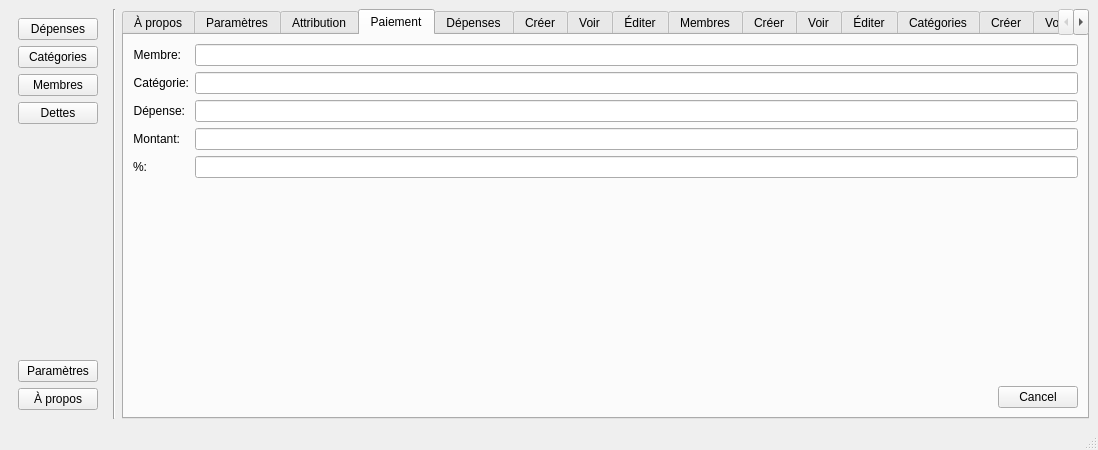
This is vues/test.ui in BinarMorker/GP2 as Qt 5 draws it before an edit. The edited form follows.
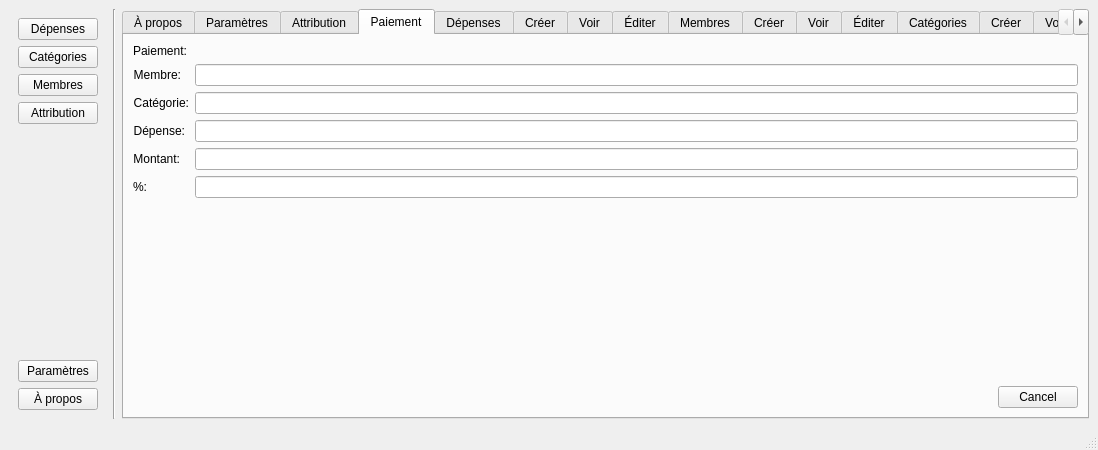
This is the edited form. The open tabs and pages were chosen to show the change. Icons and pictures are not drawn.

Commit message: Connection du bouton attribution

Diff of the .ui file:
```diff
--- a/vues/test.ui
+++ b/vues/test.ui
@@ -60,7 +60,7 @@
        <item>
         <widget class="QPushButton" name="pushButton_2">
          <property name="text">
-          <string>Dettes</string>
+          <string>Attribution</string>
          </property>
         </widget>
        </item>
@@ -203,6 +203,19 @@
         <string>Paiement</string>
        </attribute>
        <layout class="QVBoxLayout" name="verticalLayout_12">
+        <item>
+         <widget class="QLabel" name="label_43">
+          <property name="sizePolicy">
+           <sizepolicy hsizetype="Expanding" vsizetype="Fixed">
+            <horstretch>0</horstretch>
+            <verstretch>0</verstretch>
+           </sizepolicy>
+          </property>
+          <property name="text">
+           <string>Paiement:</string>
+          </property>
+         </widget>
+        </item>
         <item>
          <layout class="QFormLayout" name="formLayout_6">
           <item row="0" column="0">
```
Left out of the diff: 11 changed lines with no effect on the pictures. The commit also changes 1 other file.
